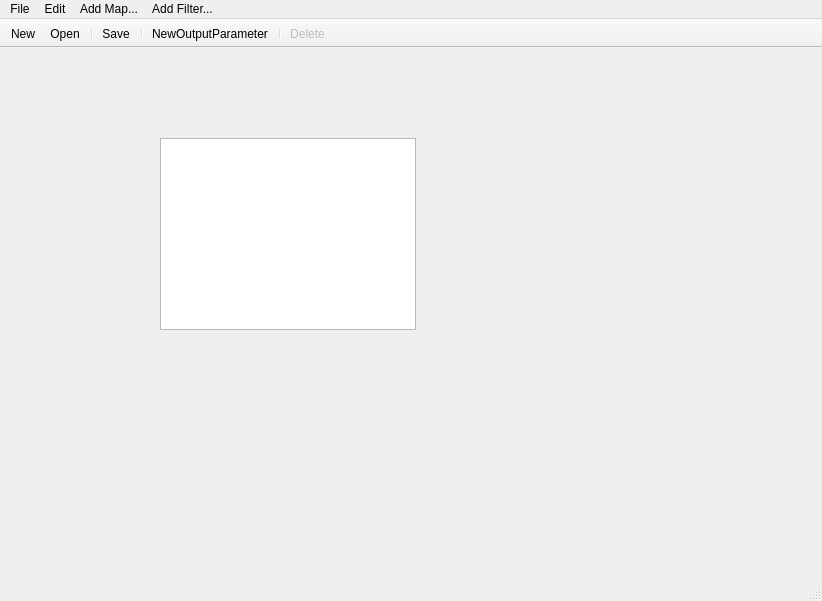
First picture: the form in mainwindow.ui, repository julievrnt/easi-gui, before the edit.
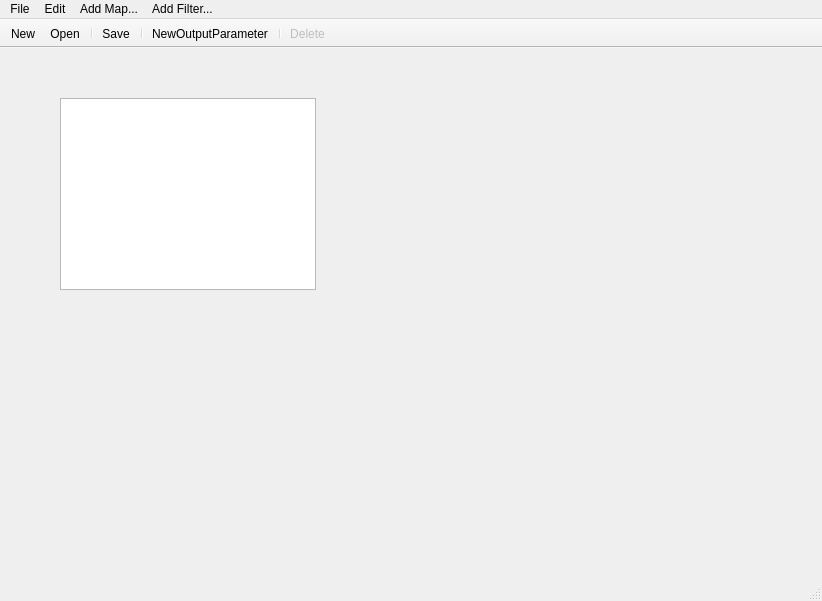
Second picture: the form after the edit. Icons and pictures are not drawn.

What changed in the file:
```diff
--- a/mainwindow.ui
+++ b/mainwindow.ui
@@ -20,8 +20,8 @@
    <widget class="QGraphicsView" name="graphicsView">
     <property name="geometry">
      <rect>
-      <x>160</x>
-      <y>90</y>
+      <x>60</x>
+      <y>50</y>
       <width>256</width>
       <height>192</height>
      </rect>
```
Left out of the diff: 2 changed lines with no effect on the pictures.
